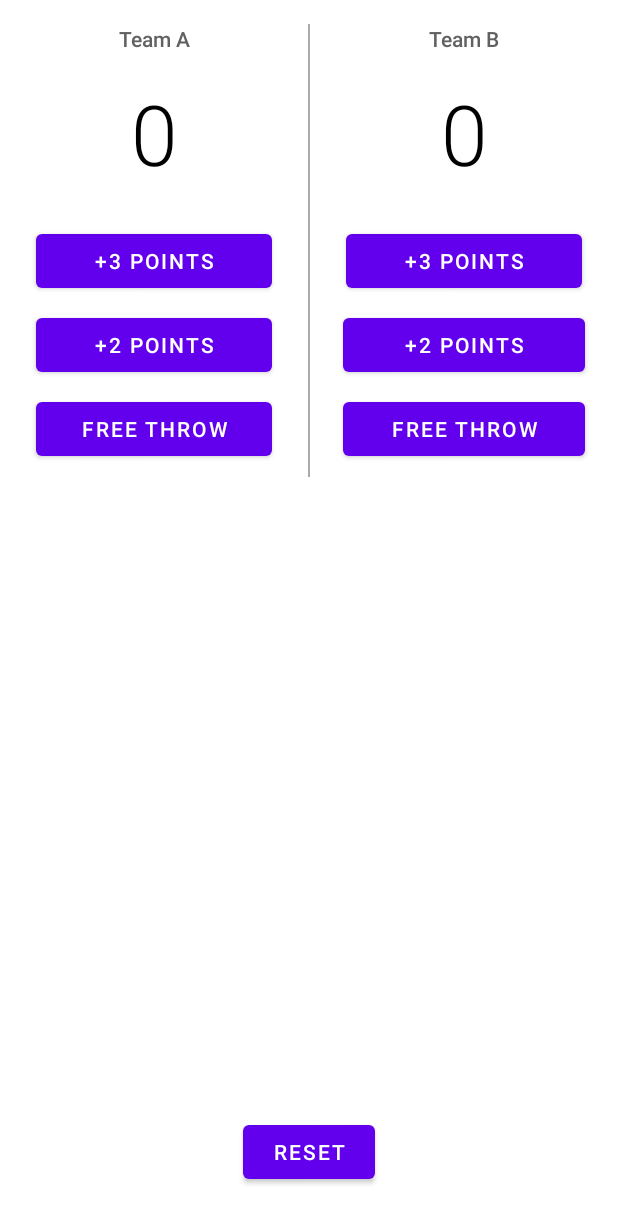
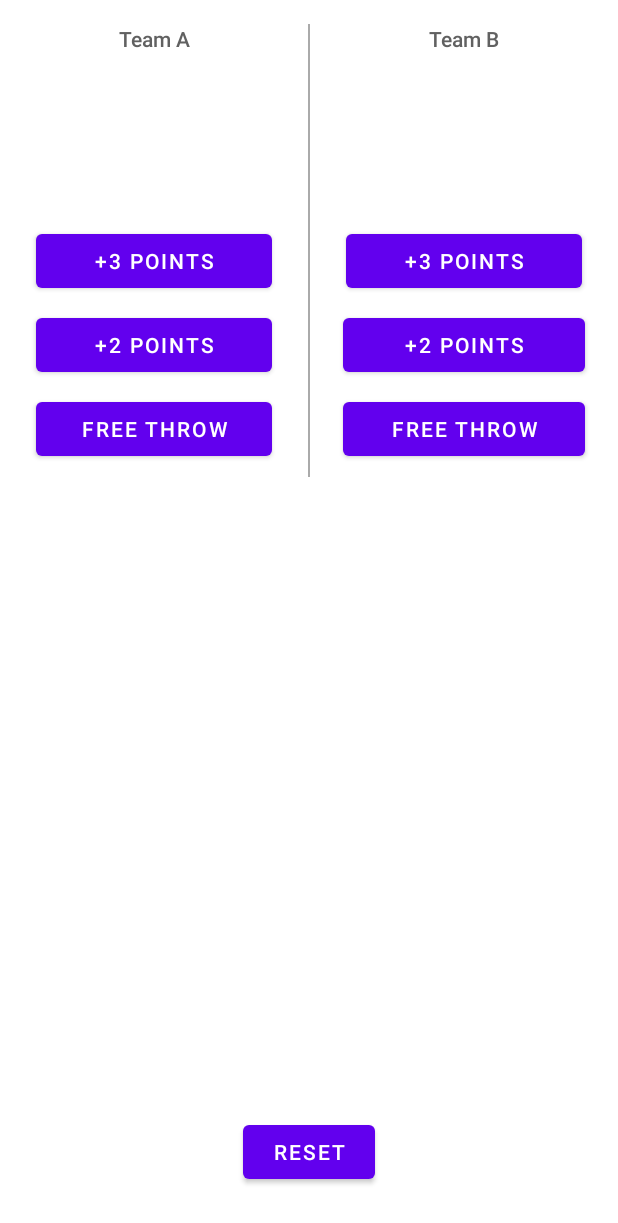
Before and after one commit to williamsteinmetz/HW4.CourtCounter, an Android app: the layout activity_main.xml on its own in the app's theme, with its tools: preview values and no code run, on a phone screen of 412 x 824 dp. Shown: the top 1223 px of the screen. Run offline under Robolectric (Android 15) with nearby library versions, the phone set to English and light mode, and no system bars.

```diff
--- a/app/src/main/res/layout/activity_main.xml
+++ b/app/src/main/res/layout/activity_main.xml
@@ -23,7 +23,7 @@
                 android:fontFamily="sans-serif-medium"
                 android:gravity="center"
                 android:padding="16dp"
-                android:text="Team A"
+                android:text="@string/team_a"
                 android:textColor="#616161"
                 android:textSize="14sp" />
 
@@ -34,8 +34,8 @@
                 android:fontFamily="sans-serif-light"
                 android:gravity="center"
                 android:paddingBottom="24dp"
-                android:text="0"
-                android:textColor="#000000"
+                android:text="@string/team_a_score"
+                android:textColor="#fff"
                 android:textSize="56sp" />
 
             <Button
@@ -45,7 +45,7 @@
                 android:layout_marginLeft="24dp"
                 android:layout_marginRight="24dp"
                 android:onClick="addThreeForTeamA"
-                android:text="+3 Points" />
+                android:text="@string/_3_points" />
 
             <Button
                 android:layout_width="match_parent"
@@ -54,7 +54,7 @@
                 android:layout_marginLeft="24dp"
                 android:layout_marginRight="24dp"
                 android:onClick="addTwoForTeamA"
-                android:text="+2 Points" />
+                android:text="@string/_2_points" />
 
             <Button
                 android:layout_width="match_parent"
@@ -63,7 +63,7 @@
                 android:layout_marginLeft="24dp"
                 android:layout_marginRight="24dp"
                 android:onClick="addOneForTeamA"
-                android:text="Free throw" />
+                android:text="@string/free_throw" />
         </LinearLayout>
 
         <View
@@ -84,7 +84,7 @@
                 android:fontFamily="sans-serif-medium"
                 android:gravity="center"
                 android:padding="16dp"
-                android:text="Team B"
+                android:text="@string/team_b"
                 android:textColor="#616161"
                 android:textSize="14sp" />
 
@@ -95,8 +95,8 @@
                 android:fontFamily="sans-serif-light"
                 android:gravity="center"
                 android:paddingBottom="24dp"
-                android:text="0"
-                android:textColor="#000000"
+                android:text="@string/team_b_score"
+                android:textColor="#fff"
                 android:textSize="56sp" />
 
             <Button
@@ -106,7 +106,7 @@
                 android:layout_marginLeft="24dp"
                 android:layout_marginRight="24dp"
                 android:onClick="addThreeForTeamB"
-                android:text="+3 Points" />
+                android:text="@string/_3_points" />
 
             <Button
                 android:layout_width="match_parent"
@@ -115,7 +115,7 @@
                 android:layout_marginLeft="22dp"
                 android:layout_marginRight="22dp"
                 android:onClick="addTwoForTeamB"
-                android:text="+2 Points" />
+                android:text="@string/_2_points" />
 
             <Button
                 android:layout_width="match_parent"
@@ -124,7 +124,7 @@
                 android:layout_marginLeft="22dp"
                 android:layout_marginRight="22dp"
                 android:onClick="addOneForTeamB"
-                android:text="Free throw" />
+                android:text="@string/free_throw" />
         </LinearLayout>
     </LinearLayout>
 
@@ -135,6 +135,6 @@
         android:layout_centerHorizontal="true"
         android:layout_marginBottom="32dp"
         android:onClick="resetScore"
-        android:text="Reset" />
+        android:text="@string/reset" />
 
 </RelativeLayout>
--- a/app/src/main/res/values/strings.xml
+++ b/app/src/main/res/values/strings.xml
@@ -1,3 +1,11 @@
 <resources>
     <string name="app_name">HW4.CourtCounter</string>
+    <string name="team_a">Team A</string>
+    <string name="team_a_score">0</string>
+    <string name="_3_points">+3 Points</string>
+    <string name="_2_points">+2 Points</string>
+    <string name="free_throw">Free throw</string>
+    <string name="team_b">Team B</string>
+    <string name="team_b_score">0</string>
+    <string name="reset">Reset</string>
 </resources>
```
Also changed, not shown: app/src/main/java/com/bateman/msu/hw4courtcounter/MainActivity.kt (+25 -58 lines), app/src/main/java/com/bateman/msu/hw4courtcounter/ScoreViewModel.kt (+4 -6 lines).
